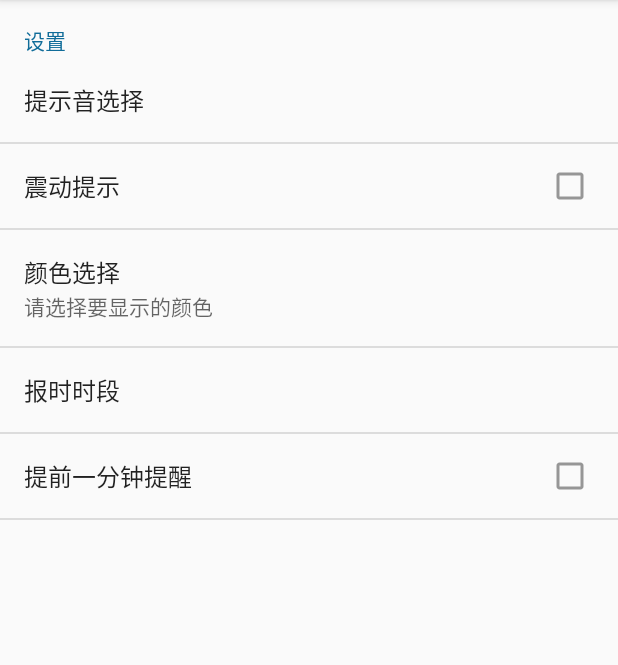
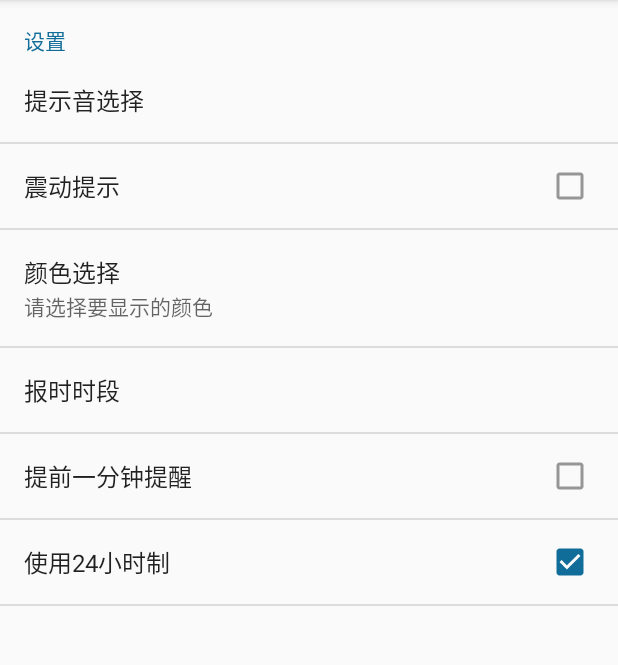
Before and after one commit to CaptainHuangsh/Alarmo, an Android app: the fragment SettingFragment placed in its activity, on a phone screen of 412 x 824 dp, the part 84-749 px from its top. Run offline under Robolectric (Android 15) with nearby library versions, the phone set to English and light mode, and no system bars; libraries missing offline, so code that uses them is left out: com.zhy.autolayout; 9 statements that could not run were skipped.

Commit message:
完成12小时和24小时制的随意切换

```diff
--- a/app/src/main/java/com/example/owenh/alarmo/activity/WatchActivity.java
+++ b/app/src/main/java/com/example/owenh/alarmo/activity/WatchActivity.java
@@ -43,6 +43,8 @@ public class WatchActivity extends AutoLayoutActivity {
     //将字体文件保存在assets/fonts/目录下，创建Typeface对象
     Typeface typeFace;
     String textColor;
+    boolean is24Hours;
+
     @Override
     protected void onCreate(Bundle savedInstanceState) {
         super.onCreate(savedInstanceState);
@@ -74,8 +76,9 @@ public class WatchActivity extends AutoLayoutActivity {
         WATCH_STATUS = 1;
         PreferenceManager.setDefaultValues(this, R.xml.pref_settings, false);
         SharedPreferences preferences = PreferenceManager.getDefaultSharedPreferences(this);
-        textColor = preferences.getString("pref_text_color","#ff00ddff");
+        textColor = preferences.getString("pref_text_color", "#ff00ddff");
         typeFace = Typeface.createFromAsset(getAssets(), "fonts/digifaw.ttf");
+        is24Hours = preferences.getBoolean("hours_12_24", true);
         //字体
         mVTime.setOnClickListener(new View.OnClickListener() {
             @Override
@@ -126,12 +129,16 @@ public class WatchActivity extends AutoLayoutActivity {
             switch (msg.what) {
                 case MSG_KEY_1:
                     long sysTime = System.currentTimeMillis();
-                    CharSequence sysTimeStr = DateFormat.format("hh:mm", sysTime);
-//                    CharSequence sysTimeStr = DateFormat.format("HH:mm", sysTime);
+                    CharSequence sysTimeStr;
+                    if (is24Hours) {
+                        sysTimeStr = DateFormat.format("HH:mm", sysTime);
+                    } else {
+                        sysTimeStr = DateFormat.format("hh:mm", sysTime);
                         //12小时制
-                    CharSequence sysTimeStrsec = DateFormat.format("ss", sysTime);
+                    }
+                    CharSequence sysTimeStrSec = DateFormat.format("ss", sysTime);
                     mVTime.setText(sysTimeStr + "");
-                    mSec.setText(" " + sysTimeStrsec);
+                    mSec.setText(" " + sysTimeStrSec);
                     mDay.setText(mDateDay.StringData() + "");
                     mVTime.setTypeface(typeFace);
                     mSec.setTypeface(typeFace);
@@ -170,7 +177,7 @@ public class WatchActivity extends AutoLayoutActivity {
     @Override
     public void onBackPressed() {
         if (!DoubleClick.check()) {
-            Toast.makeText(this,"再按一次退出",Toast.LENGTH_SHORT).show();
+            Toast.makeText(this, "再按一次退出", Toast.LENGTH_SHORT).show();
         } else {
             finish();
         }
--- a/app/src/main/res/xml/pref_settings.xml
+++ b/app/src/main/res/xml/pref_settings.xml
@@ -24,5 +24,9 @@
         android:key="pref_advance_one"
         android:defaultValue="false"
         android:title="@string/pref_advance_one"/>
+    <CheckBoxPreference
+        android:key="hours_12_24"
+        android:defaultValue="true"
+        android:title="使用24小时制"/>
 
 </PreferenceScreen>
```
Lines whose indentation alone changed are shown as unchanged.
